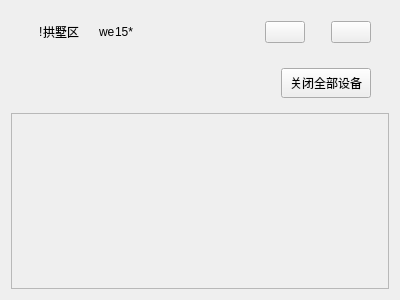
First picture: the form in homepage.ui, repository breaveSun/central_control, before the edit.
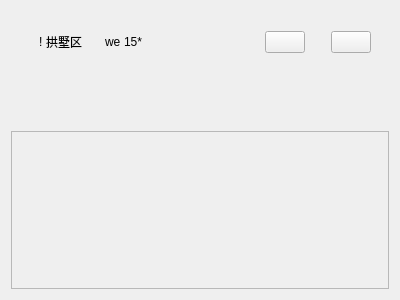
Second picture: the form after the edit. Custom widgets are drawn as their Qt base class.

Commit message: 亮度步长100，灯滑动条最小值10，信号回调之后修改灯的开关样式，重构设备列表布局结构，新增页面头布局文件，给mySlider增加设置名称的宽度适应不同文字长度,加房间传感器测试数据

What changed in the file:
```diff
--- a/homepage.ui
+++ b/homepage.ui
@@ -20,6 +20,12 @@
    <string>Form</string>
   </property>
   <layout class="QVBoxLayout" name="verticalLayout_2">
+   <property name="spacing">
+    <number>20</number>
+   </property>
+   <property name="topMargin">
+    <number>20</number>
+   </property>
    <item>
     <widget class="QWidget" name="widget" native="true">
      <property name="sizePolicy">
@@ -32,9 +38,15 @@
       <property name="leftMargin">
        <number>18</number>
       </property>
+      <property name="topMargin">
+       <number>11</number>
+      </property>
       <property name="rightMargin">
        <number>18</number>
       </property>
+      <property name="bottomMargin">
+       <number>0</number>
+      </property>
       <item>
        <widget class="QWidget" name="locationWeather" native="true">
         <property name="sizePolicy">
@@ -63,19 +75,19 @@
         </property>
         <layout class="QHBoxLayout" name="horizontalLayout_2">
          <property name="spacing">
-          <number>0</number>
+          <number>3</number>
          </property>
          <property name="leftMargin">
           <number>10</number>
          </property>
          <property name="topMargin">
-          <number>2</number>
+          <number>0</number>
          </property>
          <property name="rightMargin">
           <number>10</number>
          </property>
          <property name="bottomMargin">
-          <number>2</number>
+          <number>0</number>
          </property>
          <item>
           <widget class="QLabel" name="locationIcon">
@@ -243,36 +255,6 @@
         </property>
        </spacer>
       </item>
-      <item>
-       <widget class="QPushButton" name="closeAllDevices">
-        <property name="sizePolicy">
-         <sizepolicy hsizetype="Maximum" vsizetype="Maximum">
-          <horstretch>0</horstretch>
-          <verstretch>0</verstretch>
-         </sizepolicy>
-        </property>
-        <property name="minimumSize">
-         <size>
-          <width>90</width>
-          <height>30</height>
-         </size>
-        </property>
-        <property name="maximumSize">
-         <size>
-          <width>16777215</width>
-          <height>16777215</height>
-         </size>
-        </property>
-        <property name="font">
-         <font>
-          <pointsize>9</pointsize>
-         </font>
-        </property>
-        <property name="text">
-         <string>关闭全部设备</string>
-        </property>
-       </widget>
-      </item>
      </layout>
     </widget>
    </item>
@@ -358,16 +340,16 @@
       </property>
       <layout class="QVBoxLayout" name="verticalLayout">
        <property name="spacing">
-        <number>30</number>
+        <number>20</number>
        </property>
        <property name="leftMargin">
-        <number>5</number>
+        <number>15</number>
        </property>
        <property name="topMargin">
         <number>0</number>
        </property>
        <property name="rightMargin">
-        <number>5</number>
+        <number>15</number>
        </property>
        <property name="bottomMargin">
         <number>0</number>
```
The commit also changes 28 other files.
